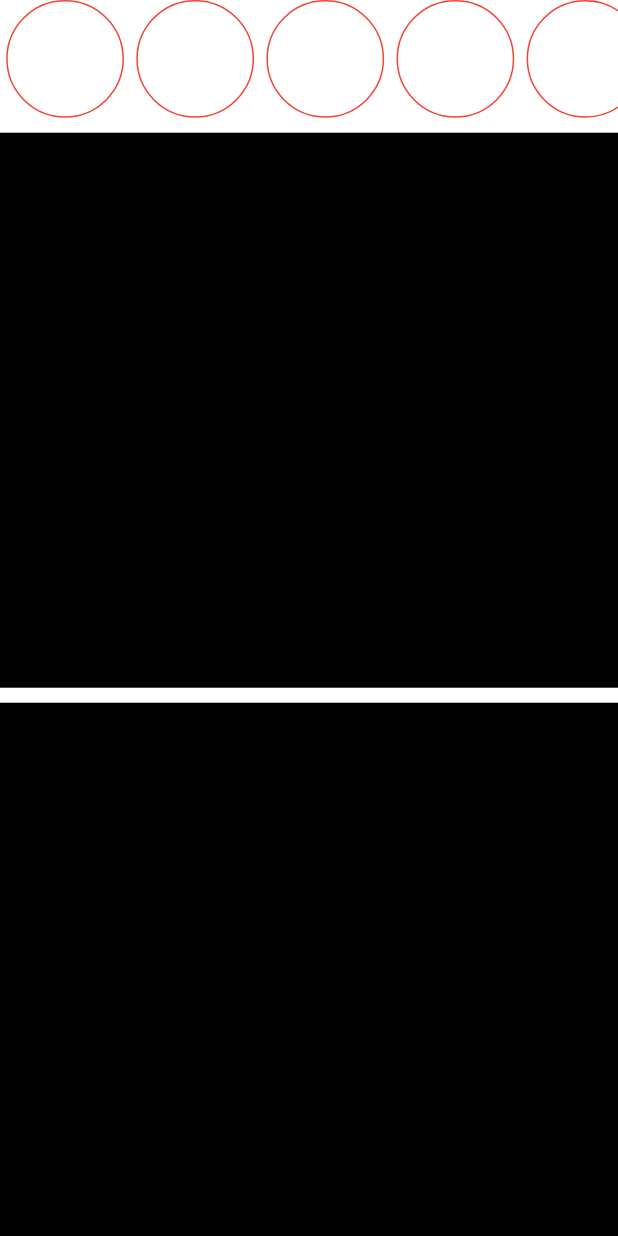
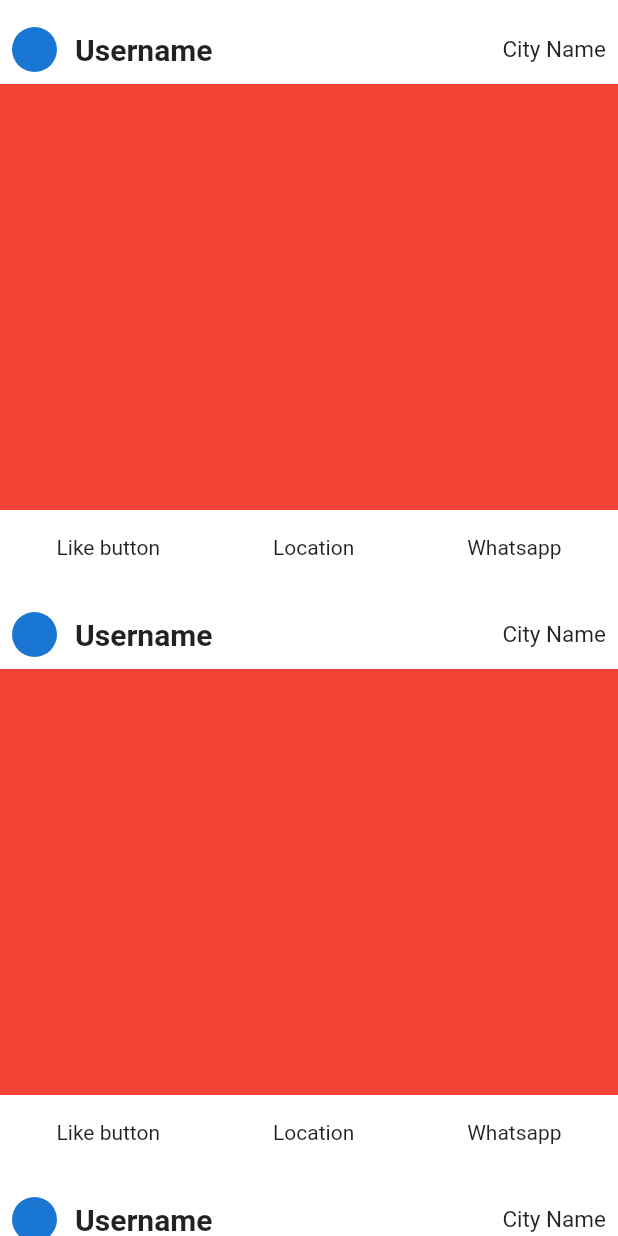
Before and after one commit to NipunGandhi/Bezubaan, a Flutter app: the HomePageScreen screen opened by its route, on a phone screen of 412 x 824 dp. Run offline on Flutter 3.47's test engine with Material 2 defaults, Android fonts, the phone set to English and light mode, and no system bars; our stand-ins replace lottie, swipeable_button_view.

Commit message:
Minor changes in home screen Removed circular widgets

```diff
--- a/lib/Screens/homePageScreen.dart
+++ b/lib/Screens/homePageScreen.dart
@@ -1,5 +1,4 @@
 import 'package:flutter/material.dart';
-import '../Widgets/CircleWidget.dart';
 import '../Widgets/PostWidget.dart';
 
 class HomePageScreen extends StatelessWidget {
@@ -8,33 +7,17 @@ class HomePageScreen extends StatelessWidget {
 
   @override
   Widget build(BuildContext context) {
-    double pHeight = MediaQuery.of(context).size.height;
     return Scaffold(
       body: ListView(
-        children: [
-          SizedBox(
-            height: (pHeight / 10.5),
-            child: ListView(
-              scrollDirection: Axis.horizontal,
-              children: const <Widget>[
-                CircleWidgets(),
-                CircleWidgets(),
-                CircleWidgets(),
-                CircleWidgets(),
-                CircleWidgets(),
-                CircleWidgets(),
-                CircleWidgets(),
-                CircleWidgets(),
-                CircleWidgets(),
-                CircleWidgets(),
-              ],
-            ),
-          ),
-          const PostWidget(),
-          const PostWidget(),
-          const PostWidget(),
-          const PostWidget(),
-          const PostWidget(),
+        children: const [
+          PostWidget(),
+          PostWidget(),
+          PostWidget(),
+          PostWidget(),
+          PostWidget(),
+          PostWidget(),
+          PostWidget(),
+          PostWidget(),
         ],
       ),
     );
--- a/lib/Widgets/PostWidget.dart
+++ b/lib/Widgets/PostWidget.dart
@@ -1,16 +1,69 @@
 import 'package:flutter/material.dart';
 
+//Post widget template that will contain post
 class PostWidget extends StatelessWidget {
-  const PostWidget({
-    Key? key,
-  }) : super(key: key);
+  const PostWidget({super.key});
 
   @override
   Widget build(BuildContext context) {
     return Container(
       margin: const EdgeInsets.only(top: 10),
-      height: 370,
-      color: Colors.black,
+      height: 380,
+      child: Column(
+        children: [
+          //DP, Username and Distance
+          Container(
+            padding: const EdgeInsets.all(8.0),
+            child: Row(
+              mainAxisAlignment: MainAxisAlignment.spaceBetween,
+              children: [
+                Row(
+                  crossAxisAlignment: CrossAxisAlignment.center,
+                  children: const [
+                    CircleAvatar(
+                      radius: 15,
+                    ),
+                    SizedBox(
+                      width: 12,
+                    ),
+                    Text(
+                      "Username",
+                      style: TextStyle(
+                        fontSize: 20,
+                        fontWeight: FontWeight.bold,
+                      ),
+                    ),
+                  ],
+                ),
+                const Text(
+                  "City Name",
+                  style: TextStyle(
+                    fontSize: 15,
+                  ),
+                ),
+              ],
+            ),
+          ),
+          //For photo
+          Expanded(
+            child: Container(
+              color: Colors.red,
+            ),
+          ),
+          //Interaction options (Personal chat, Location, Whatsapp)
+          SizedBox(
+            height: 50,
+            child: Row(
+              mainAxisAlignment: MainAxisAlignment.spaceAround,
+              children: const [
+                Text("Like button"),
+                Text("Location"),
+                Text("Whatsapp"),
+              ],
+            ),
+          ),
+        ],
+      ),
     );
   }
 }
```
